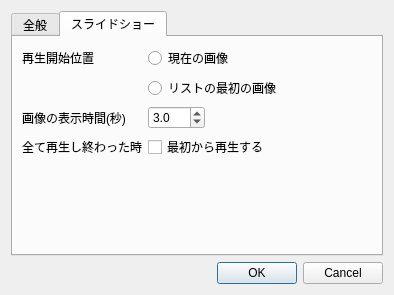
Above: settingsdialog.ui from muranoya/BookReader before the change. Below: the same form after it.
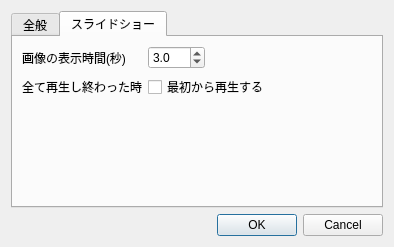
That is the form after the change. The open tabs and pages were chosen to show the change.

Patch:
```diff
--- a/settingsdialog.ui
+++ b/settingsdialog.ui
@@ -7,7 +7,7 @@
     <x>0</x>
     <y>0</y>
     <width>394</width>
-    <height>295</height>
+    <height>247</height>
    </rect>
   </property>
   <property name="windowTitle">
@@ -67,54 +67,40 @@
          </property>
         </widget>
        </item>
-       <item row="3" column="1">
-        <widget class="QRadioButton" name="radioButton_4">
-         <property name="text">
-          <string>Lanczos2</string>
-         </property>
-        </widget>
-       </item>
-       <item row="4" column="1">
-        <widget class="QRadioButton" name="radioButton_7">
-         <property name="text">
-          <string>Lanczos3</string>
-         </property>
-        </widget>
-       </item>
-       <item row="7" column="1">
-        <widget class="QSpinBox" name="spinBox">
-         <property name="minimum">
-          <number>1</number>
-         </property>
-         <property name="maximum">
-          <number>20</number>
-         </property>
-         <property name="value">
-          <number>1</number>
-         </property>
-        </widget>
-       </item>
-       <item row="6" column="0">
+       <item row="4" column="0">
         <widget class="QLabel" name="label_3">
          <property name="text">
           <string>ディレクトリを開く時</string>
          </property>
         </widget>
        </item>
-       <item row="6" column="1">
+       <item row="4" column="1">
         <widget class="QCheckBox" name="checkBox">
          <property name="text">
           <string>全てのサブディレクトリを開く</string>
          </property>
         </widget>
        </item>
-       <item row="7" column="0">
+       <item row="5" column="0">
         <widget class="QLabel" name="label_6">
          <property name="text">
           <string>サブディレクトリの階層数</string>
          </property>
         </widget>
        </item>
+       <item row="5" column="1">
+        <widget class="QSpinBox" name="spinBox">
+         <property name="minimum">
+          <number>1</number>
+         </property>
+         <property name="maximum">
+          <number>20</number>
+         </property>
+         <property name="value">
+          <number>1</number>
+         </property>
+        </widget>
+       </item>
       </layout>
      </widget>
      <widget class="QWidget" name="tab_2">
@@ -125,49 +111,14 @@
        <property name="fieldGrowthPolicy">
         <enum>QFormLayout::FieldsStayAtSizeHint</enum>
        </property>
-       <item row="3" column="0">
+       <item row="1" column="0">
         <widget class="QLabel" name="label_2">
          <property name="text">
           <string>画像の表示時間(秒)</string>
          </property>
         </widget>
        </item>
-       <item row="1" column="0">
-        <widget class="QLabel" name="label_5">
-         <property name="text">
-          <string>再生開始位置</string>
-         </property>
-        </widget>
-       </item>
        <item row="1" column="1">
-        <widget class="QRadioButton" name="radioButton_5">
-         <property name="text">
-          <string>現在の画像</string>
-         </property>
-        </widget>
-       </item>
-       <item row="2" column="1">
-        <widget class="QRadioButton" name="radioButton_6">
-         <property name="text">
-          <string>リストの最初の画像</string>
-         </property>
-        </widget>
-       </item>
-       <item row="4" column="1">
-        <widget class="QCheckBox" name="checkBox_2">
-         <property name="text">
-          <string>最初から再生する</string>
-         </property>
-        </widget>
-       </item>
-       <item row="4" column="0">
-        <widget class="QLabel" name="label_4">
-         <property name="text">
-          <string>全て再生し終わった時</string>
-         </property>
-        </widget>
-       </item>
-       <item row="3" column="1">
         <widget class="QDoubleSpinBox" name="doubleSpinBox">
          <property name="decimals">
           <number>1</number>
@@ -186,6 +137,20 @@
          </property>
         </widget>
        </item>
+       <item row="2" column="0">
+        <widget class="QLabel" name="label_4">
+         <property name="text">
+          <string>全て再生し終わった時</string>
+         </property>
+        </widget>
+       </item>
+       <item row="2" column="1">
+        <widget class="QCheckBox" name="checkBox_2">
+         <property name="text">
+          <string>最初から再生する</string>
+         </property>
+        </widget>
+       </item>
       </layout>
      </widget>
     </widget>
```
